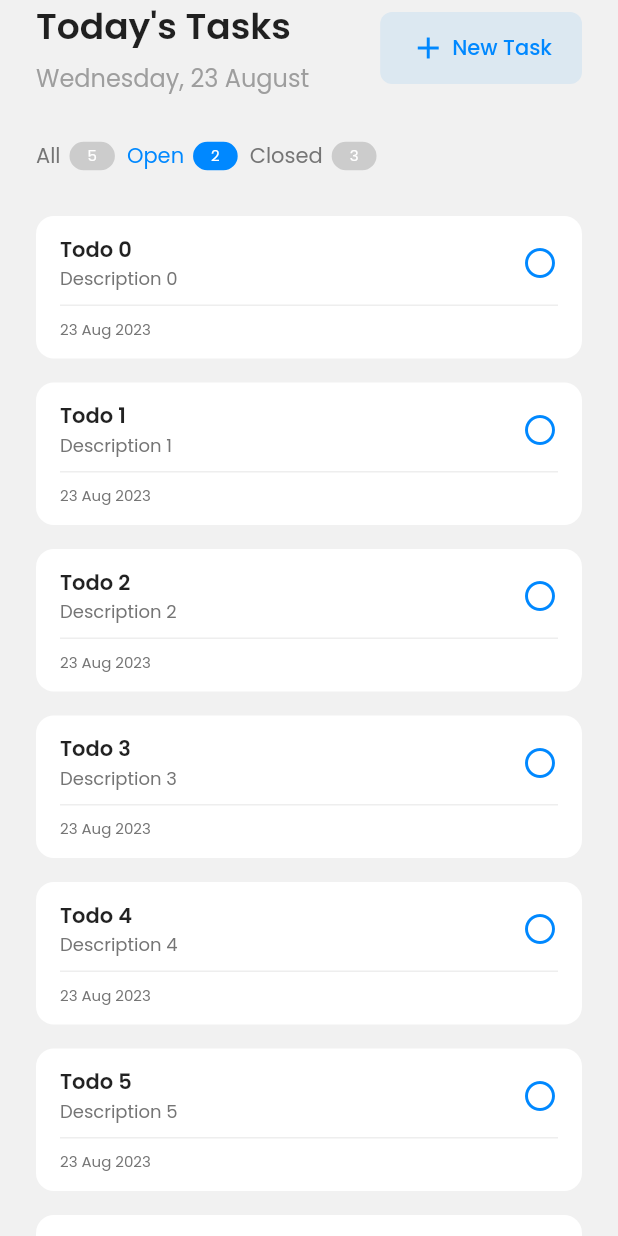
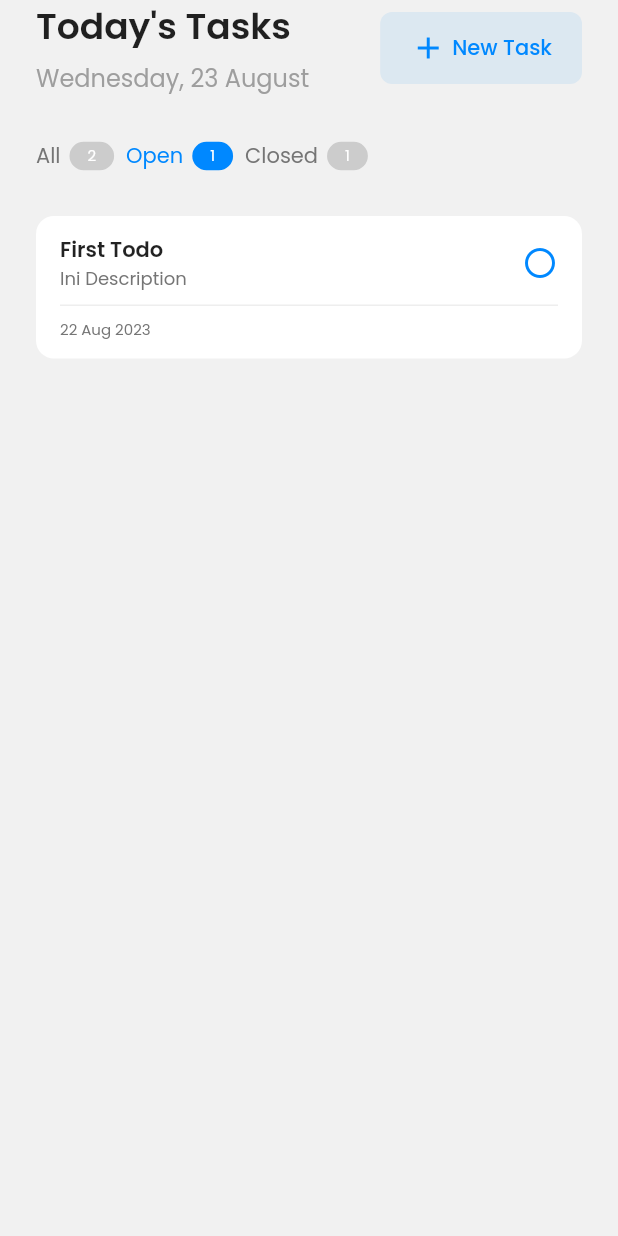
Before and after one commit to arganaphang/flutter-todo, a Flutter app: the screen it shows after launch, after a tap on "Open", on a phone screen of 412 x 824 dp. Run offline on Flutter 3.47's test engine with Material 2 defaults, Android fonts, the phone set to English and light mode, and no system bars; our stand-ins replace get, google_fonts; missing offline and left inert: bottom_sheet, shortid.

```diff
--- a/lib/main.dart
+++ b/lib/main.dart
@@ -1,4 +1,5 @@
 import 'package:flutter/material.dart';
+import 'package:get/get.dart';
 import 'package:google_fonts/google_fonts.dart';
 import 'package:todo/screens/home/home_screen.dart';
 
@@ -12,7 +13,7 @@ class Application extends StatelessWidget {
   @override
   Widget build(BuildContext context) {
     var baseTheme = ThemeData(brightness: Brightness.light);
-    return MaterialApp(
+    return GetMaterialApp(
       theme: baseTheme.copyWith(
         textTheme: GoogleFonts.poppinsTextTheme(baseTheme.textTheme),
         scaffoldBackgroundColor: const Color.fromARGB(255, 241, 241, 241),
--- /dev/null
+++ b/lib/screens/home/home_controller.dart
@@ -0,0 +1,67 @@
+import 'package:get/get.dart';
+import 'package:shortid/shortid.dart';
+import 'package:todo/model/todo.dart';
+
+class HomeController extends GetxController {
+  var todos = <Todo>[
+    Todo(
+      "1",
+      "First Todo",
+      "Ini Description",
+      DateTime.parse("2023-08-22"),
+      false,
+    ),
+    Todo(
+        "2",
+        "Second Todo",
+        "Ini Description buat todo nomor 2, cuma buat coba-coba ngetest text",
+        DateTime.parse("2023-08-23"),
+        true),
+  ].obs;
+
+  var filteredTodos = <Todo>[].obs;
+
+  @override
+  void onInit() {
+    super.onInit();
+    filteredTodos.value = todos;
+    update();
+  }
+
+  var filterIdx = 0.obs;
+  void setFilter(int idx) {
+    filterIdx.value = idx;
+    _updateFilteredTodos(idx);
+    update();
+  }
+
+  void addTodo(String title, String description) {
+    todos.add(
+      Todo(
+        shortid.generate(),
+        title,
+        description,
+        DateTime.now(),
+        false,
+      ),
+    );
+    _updateFilteredTodos(filterIdx.value);
+    update();
+  }
+
+  void _updateFilteredTodos(int idx) {
+    final t = todos;
+    switch (idx) {
+      case 1:
+        filteredTodos.value = t.where((x) => !x.isDone).toList();
+        break;
+      case 2:
+        filteredTodos.value = t.where((x) => x.isDone).toList();
+        break;
+      default:
+        filteredTodos.value = t;
+        break;
+    }
+    update();
+  }
+}
--- a/lib/screens/home/home_screen.dart
+++ b/lib/screens/home/home_screen.dart
@@ -1,25 +1,43 @@
 import 'package:flutter/material.dart';
+import 'package:get/get.dart';
 import 'package:todo/screens/home/widgets/filter.dart';
 import 'package:todo/screens/home/widgets/header.dart';
 import 'package:todo/screens/home/widgets/todo_list.dart';
+
+import 'home_controller.dart';
 
 class HomeScreen extends StatelessWidget {
   const HomeScreen({super.key});
 
   @override
   Widget build(BuildContext context) {
-    return const Scaffold(
+    return GetBuilder(
+        init: HomeController(),
+        builder: (controller) {
+          return Scaffold(
             body: SafeArea(
               child: Column(
                 children: [
-            Header(),
-            SizedBox(height: 24),
-            Filter(),
-            SizedBox(height: 24),
-            Expanded(child: TodoList()),
+                  const Header(),
+                  const SizedBox(height: 24),
+                  Filter(
+                    all: controller.todos.length,
+                    open: controller.todos.where((item) => !item.isDone).length,
+                    closed:
+                        controller.todos.where((item) => item.isDone).length,
+                    idx: controller.filterIdx.value,
+                    setIdx: controller.setFilter,
+                  ),
+                  const SizedBox(height: 24),
+                  Expanded(
+                    child: TodoList(
+                      todos: controller.filteredTodos.reversed.toList(),
+                    ),
+                  ),
                 ],
               ),
             ),
           );
+        });
   }
 }
--- a/lib/screens/home/widgets/filter.dart
+++ b/lib/screens/home/widgets/filter.dart
@@ -6,44 +6,39 @@ class FilterData {
   FilterData({required this.label, required this.count});
 }
 
-final filters = [
-  FilterData(label: "All", count: 5),
-  FilterData(label: "Open", count: 2),
-  FilterData(label: "Closed", count: 3),
-];
-
-class Filter extends StatefulWidget {
-  const Filter({super.key});
-
-  @override
-  State<Filter> createState() => _FilterState();
-}
-
-class _FilterState extends State<Filter> {
-  int _currentIdx = 1;
-
-  void _setCurrentIdx(int idx) {
-    setState(() {
-      _currentIdx = idx;
-    });
-  }
-
+class Filter extends StatelessWidget {
+  final int all, open, closed;
+  final int idx;
+  final Function(int) setIdx;
+  const Filter({
+    super.key,
+    required this.all,
+    required this.open,
+    required this.closed,
+    required this.idx,
+    required this.setIdx,
+  });
   @override
   Widget build(BuildContext context) {
+    final filters = [
+      FilterData(label: "All", count: all),
+      FilterData(label: "Open", count: open),
+      FilterData(label: "Closed", count: closed),
+    ];
     return Padding(
       padding: const EdgeInsets.symmetric(horizontal: 24.0),
       child: SizedBox(
         height: 32,
         child: ListView.separated(
           scrollDirection: Axis.horizontal,
-          itemBuilder: (ctx, idx) {
+          itemBuilder: (ctx, i) {
             return InkWell(
               onTap: () {
-                _setCurrentIdx(idx);
+                setIdx(i);
               },
               child: FilterItem(
-                data: filters[idx],
-                isActive: idx == _currentIdx,
+                data: filters[i],
+                isActive: i == idx,
               ),
             );
           },
--- a/lib/screens/home/widgets/header.dart
+++ b/lib/screens/home/widgets/header.dart
@@ -1,5 +1,7 @@
+import 'package:bottom_sheet/bottom_sheet.dart';
 import 'package:flutter/material.dart';
 import 'package:todo/utils/time.dart';
+import 'package:todo/widgets/todo_form.dart';
 
 class Header extends StatelessWidget {
   const Header({super.key});
@@ -26,26 +28,36 @@ class Header extends StatelessWidget {
             ],
           ),
           InkWell(
-            onTap: () {},
+            onTap: () {
+              showFlexibleBottomSheet(
+                initHeight: 0.5,
+                maxHeight: 0.8,
+                context: context,
+                bottomSheetBorderRadius: const BorderRadius.only(
+                  topLeft: Radius.circular(16),
+                  topRight: Radius.circular(16),
+                ),
+                bottomSheetColor: Theme.of(context).scaffoldBackgroundColor,
+                builder: (context, controller, offset) {
+                  return const TodoForm();
+                },
+              );
+            },
             child: Container(
               decoration: BoxDecoration(
                 color: Colors.blue.withOpacity(0.1),
                 borderRadius: BorderRadius.circular(8),
               ),
-              child: Padding(
-                padding:
-                    const EdgeInsets.symmetric(vertical: 12, horizontal: 20),
+              child: const Padding(
+                padding: EdgeInsets.symmetric(vertical: 12, horizontal: 20),
                 child: Row(
                   children: [
-                    Icon(
-                      Icons.add,
-                      color: const Color.fromARGB(255, 0, 136, 255),
-                    ),
-                    const SizedBox(width: 4),
+                    Icon(Icons.add, color: Color.fromARGB(255, 0, 136, 255)),
+                    SizedBox(width: 4),
                     Text(
                       "New Task",
                       style: TextStyle(
-                        color: const Color.fromARGB(255, 0, 136, 255),
+                        color: Color.fromARGB(255, 0, 136, 255),
                         fontWeight: FontWeight.w500,
                       ),
                     ),
--- a/lib/screens/home/widgets/todo_list.dart
+++ b/lib/screens/home/widgets/todo_list.dart
@@ -3,7 +3,8 @@ import 'package:todo/model/todo.dart';
 import 'package:todo/widgets/todo_card.dart';
 
 class TodoList extends StatelessWidget {
-  const TodoList({super.key});
+  final List<Todo> todos;
+  const TodoList({super.key, required this.todos});
 
   @override
   Widget build(BuildContext context) {
@@ -12,17 +13,9 @@ class TodoList extends StatelessWidget {
       child: ListView.separated(
         shrinkWrap: true,
         itemBuilder: (ctx, idx) {
-          return TodoCard(
-            todo: Todo(
-              "1",
-              "Todo $idx",
-              "Description $idx",
-              DateTime.now(),
-              false,
-            ),
-          );
+          return TodoCard(todo: todos[idx]);
         },
-        itemCount: 10,
+        itemCount: todos.length,
         separatorBuilder: (ctx, idx) {
           return const SizedBox(height: 16);
         },
--- a/pubspec.yaml
+++ b/pubspec.yaml
@@ -10,6 +10,9 @@ dependencies:
   cupertino_icons: ^1.0.2
   intl: ^0.18.1
   google_fonts: ^5.1.0
+  get: ^4.6.5
+  shortid: ^0.1.2
+  bottom_sheet: ^4.0.0
 dev_dependencies:
   flutter_test:
     sdk: flutter
```
Also changed, not shown: lib/widgets/todo_form.dart (added, +100 -0 lines), pubspec.lock. Lines whose indentation alone changed are shown as unchanged.
